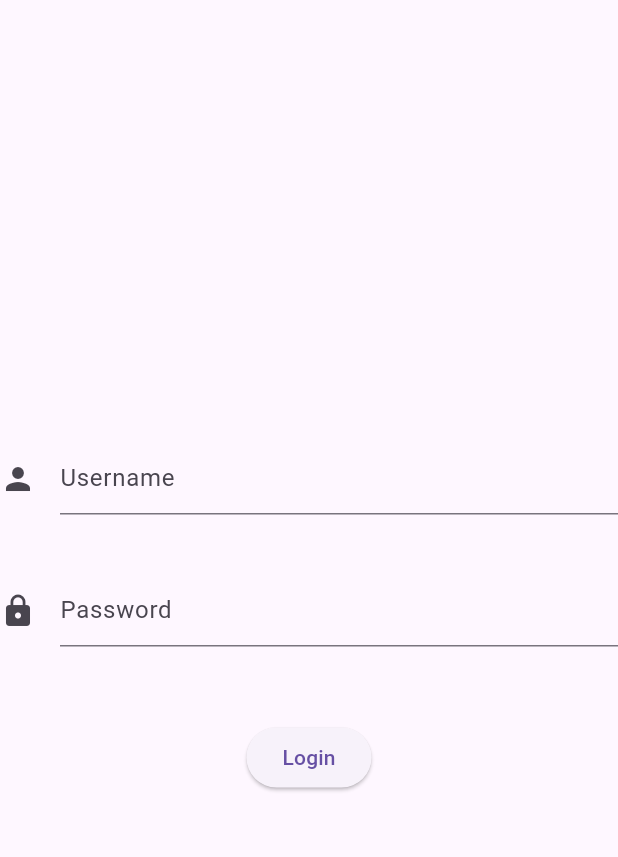
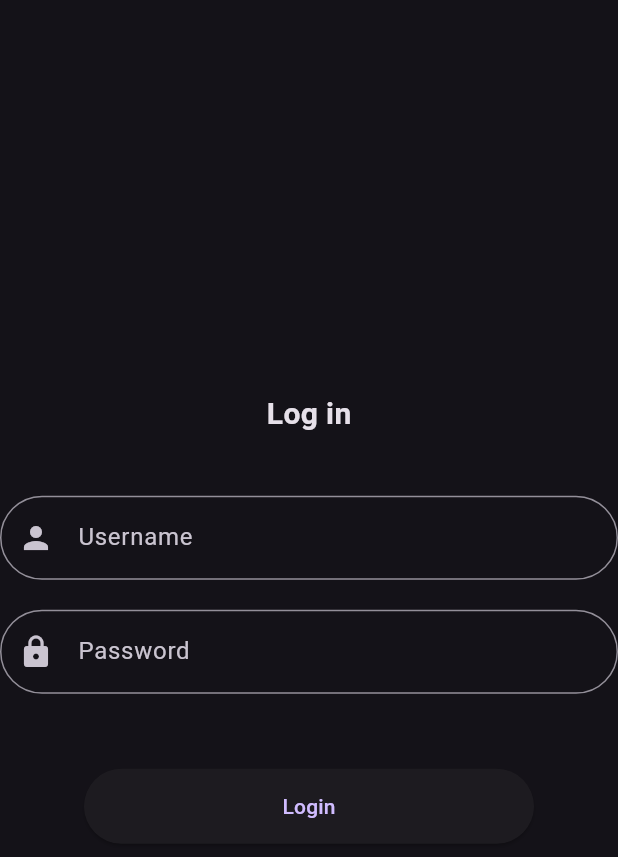
Before and after one commit to Aid-Code/DAP-2024, a Flutter app: the screen it shows after launch, on a phone screen of 412 x 824 dp. Shown: the top 857 px of the screen. Run offline on Flutter 3.47's test engine with Material 3 defaults, Android fonts, the phone set to English and light mode, and no system bars; our stand-ins replace go_router.

Commit message:
App linda y en dark theme

```diff
--- a/App Login/ejemplo_flutter_app/lib/main.dart
+++ b/App Login/ejemplo_flutter_app/lib/main.dart
@@ -5,16 +5,14 @@ void main() {
   runApp(MainApp());
 }
 
-class MainApp extends StatelessWidget
-{
+class MainApp extends StatelessWidget {
   MainApp({super.key});
 
   @override
-  Widget build(BuildContext context)
-  {
-    return MaterialApp.router
-    (
+  Widget build(BuildContext context) {
+    return MaterialApp.router(
       routerConfig: appRouter,
+      theme: ThemeData.dark(),
     );
   }
 }
--- a/App Login/ejemplo_flutter_app/lib/screens/login_screen.dart
+++ b/App Login/ejemplo_flutter_app/lib/screens/login_screen.dart
@@ -1,10 +1,10 @@
 import 'package:ejemplo_flutter_app/screens/home_screen.dart';
 import 'package:flutter/material.dart';
+import 'package:flutter/widgets.dart';
 import 'package:go_router/go_router.dart';
 
 // ignore: must_be_immutable
-class LoginScreen extends StatelessWidget
-{
+class LoginScreen extends StatelessWidget {
   static const name = 'LoginScreen';
   LoginScreen({super.key});
 
@@ -14,51 +14,62 @@ class LoginScreen extends StatelessWidget
   String pass = '123';
 
   @override
-  Widget build(BuildContext context)
-  {
-    return Scaffold
-    (
-      body: Center
-      (
-        child: Column
-        (
+  Widget build(BuildContext context) {
+    return Scaffold(
+        body: Center(
+      child: Column(
         mainAxisAlignment: MainAxisAlignment.center,
-          children:
-          [
-            TextField
-            (
+        children: [
+          const Text(
+            'Log in',
+            style: TextStyle(fontSize: 20, fontWeight: FontWeight.bold),
+          ),
+          const SizedBox(
+            height: 40,
+          ),
+          TextField(
             controller: userController,
-              decoration: const InputDecoration(hintText: 'Username', icon: Icon(Icons.person)),
+            decoration: const InputDecoration(
+                hintText: 'Username',
+                prefixIcon: Icon(Icons.person),
+                border: OutlineInputBorder(
+                    borderRadius: BorderRadius.all(Radius.circular(30)))),
           ),
-            const SizedBox(height: 40,),
-            TextField
-            (
+          const SizedBox(
+            height: 20,
+          ),
+          TextField(
             controller: passController,
-              decoration: const InputDecoration(hintText: 'Password', icon: Icon(Icons.lock),),
+            decoration: const InputDecoration(
+                hintText: 'Password',
+                prefixIcon: Icon(Icons.lock),
+                border: OutlineInputBorder(
+                    borderRadius: BorderRadius.all(Radius.circular(30)))),
             obscureText: true,
           ),
-            const SizedBox(height: 50,),
-            ElevatedButton
-            (
-              onPressed: ()
-              {
+          const SizedBox(
+            height: 50,
+          ),
+          ElevatedButton(
+              style: ElevatedButton.styleFrom(
+                  fixedSize: const Size(300, 50),
+                  shape: RoundedRectangleBorder(
+                      borderRadius: BorderRadius.circular(30))),
+              onPressed: () {
                 String inputUser = userController.text;
                 String inputPass = passController.text;
 
-                if(inputUser == user && inputPass == pass)
-                {
-                  context.pushNamed(HomeScreen.name, extra: userController.text);
-                }
-                else if(userController.text != user || passController.text != pass)
-                {
-
-                }
+                if (inputUser == user && inputPass == pass) {
+                  context.pushNamed(HomeScreen.name,
+                      extra: userController.text);
+                } else if (userController.text != user ||
+                    passController.text != pass) {}
               },
-              child: const Text('Login')
-            )
+              child: const Text(
+                'Login',
+              ))
         ],
       ),
-      )
-    );
+    ));
   }
 }
```
Also changed, not shown: App Login/ejemplo_flutter_app/lib/screens/home_screen.dart (+15 -8 lines). Lines whose indentation alone changed are shown as unchanged.
